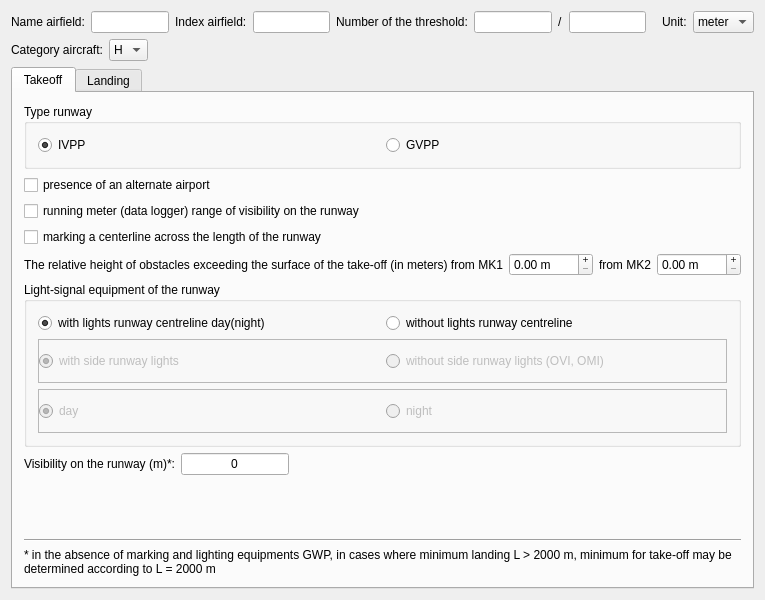
khmaksim/MinimumAirfield, file maindialog.ui: the form before one commit.
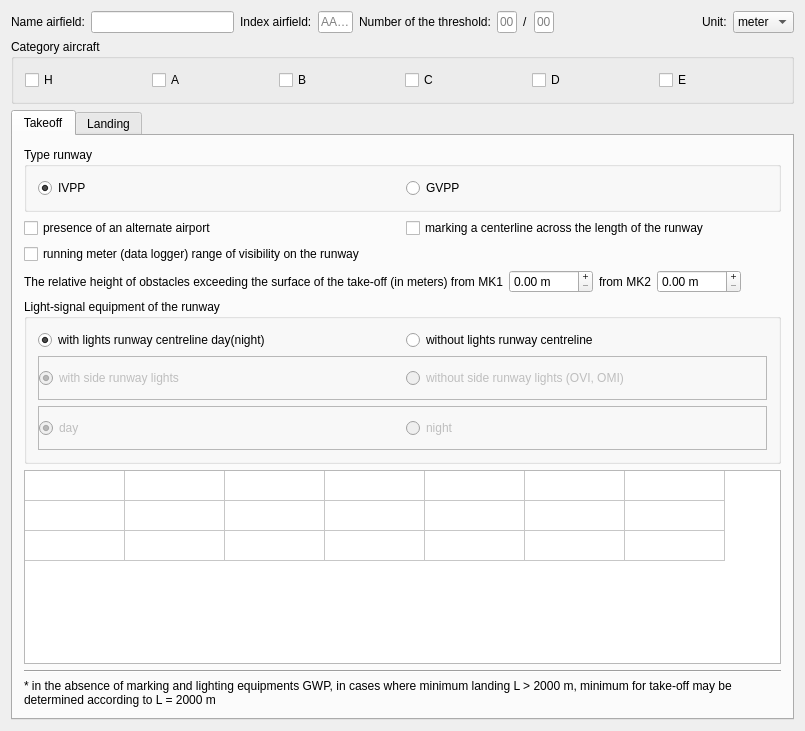
The form after the commit.

Commit message: Changed gui, replace combobox category aircraft on checkbox, add table with results. Changed func compute minimum - set result to table.

Diff of the .ui file:
```diff
--- a/maindialog.ui
+++ b/maindialog.ui
@@ -2,19 +2,11 @@
 <ui version="4.0">
  <class>MainDialog</class>
  <widget class="QDialog" name="MainDialog">
-  <property name="geometry">
-   <rect>
-    <x>0</x>
-    <y>0</y>
-    <width>703</width>
-    <height>524</height>
-   </rect>
-  </property>
   <property name="windowTitle">
    <string>Minimums</string>
   </property>
   <layout class="QGridLayout" name="gridLayout_3">
-   <item row="0" column="0">
+   <item row="0" column="0" colspan="7">
     <layout class="QHBoxLayout" name="horizontalLayout_4">
      <item>
       <widget class="QLabel" name="label_10">
@@ -34,7 +26,29 @@
       </widget>
      </item>
      <item>
-      <widget class="QLineEdit" name="indexAirfieldLineEdit"/>
+      <widget class="QLineEdit" name="indexAirfieldLineEdit">
+       <property name="sizePolicy">
+        <sizepolicy hsizetype="Fixed" vsizetype="Fixed">
+         <horstretch>0</horstretch>
+         <verstretch>0</verstretch>
+        </sizepolicy>
+       </property>
+       <property name="maximumSize">
+        <size>
+         <width>35</width>
+         <height>16777215</height>
+        </size>
+       </property>
+       <property name="inputMask">
+        <string>AAAA</string>
+       </property>
+       <property name="maxLength">
+        <number>4</number>
+       </property>
+       <property name="placeholderText">
+        <string>AAAA</string>
+       </property>
+      </widget>
      </item>
      <item>
       <widget class="QLabel" name="label_13">
@@ -44,17 +58,52 @@
       </widget>
      </item>
      <item>
-      <widget class="QLineEdit" name="numberThresholdOneLineEdit"/>
+      <widget class="QLineEdit" name="numberThreshold1LineEdit">
+       <property name="sizePolicy">
+        <sizepolicy hsizetype="Fixed" vsizetype="Fixed">
+         <horstretch>0</horstretch>
+         <verstretch>0</verstretch>
+        </sizepolicy>
+       </property>
+       <property name="maximumSize">
+        <size>
+         <width>20</width>
+         <height>16777215</height>
+        </size>
+       </property>
+       <property name="placeholderText">
+        <string>00</string>
+       </property>
+      </widget>
      </item>
      <item>
-      <widget class="QLabel" name="label_14">
+      <widget class="QLabel" name="label_4">
        <property name="text">
         <string>/</string>
        </property>
       </widget>
      </item>
      <item>
-      <widget class="QLineEdit" name="numberThresholdSecondLineEdit"/>
+      <widget class="QLineEdit" name="numberThreshold2LineEdit">
+       <property name="sizePolicy">
+        <sizepolicy hsizetype="Fixed" vsizetype="Fixed">
+         <horstretch>0</horstretch>
+         <verstretch>0</verstretch>
+        </sizepolicy>
+       </property>
+       <property name="maximumSize">
+        <size>
+         <width>20</width>
+         <height>16777215</height>
+        </size>
+       </property>
+       <property name="text">
+        <string/>
+       </property>
+       <property name="placeholderText">
+        <string>00</string>
+       </property>
+      </widget>
      </item>
      <item>
       <spacer name="horizontalSpacer_2">
@@ -92,68 +141,7 @@
      </item>
     </layout>
    </item>
-   <item row="1" column="0">
-    <layout class="QHBoxLayout" name="horizontalLayout_5">
-     <item>
-      <widget class="QLabel" name="label_4">
-       <property name="text">
-        <string>Category aircraft:</string>
-       </property>
-       <property name="buddy">
-        <cstring>categoryAircraftComboBox</cstring>
-       </property>
-      </widget>
-     </item>
-     <item>
-      <widget class="QComboBox" name="categoryAircraftComboBox">
-       <item>
-        <property name="text">
-         <string>H</string>
-        </property>
-       </item>
-       <item>
-        <property name="text">
-         <string>A</string>
-        </property>
-       </item>
-       <item>
-        <property name="text">
-         <string>B</string>
-        </property>
-       </item>
-       <item>
-        <property name="text">
-         <string>C</string>
-        </property>
-       </item>
-       <item>
-        <property name="text">
-         <string>D</string>
-        </property>
-       </item>
-       <item>
-        <property name="text">
-         <string>E</string>
-        </property>
-       </item>
-      </widget>
-     </item>
-     <item>
-      <spacer name="horizontalSpacer_6">
-       <property name="orientation">
-        <enum>Qt::Horizontal</enum>
-       </property>
-       <property name="sizeHint" stdset="0">
-        <size>
-         <width>40</width>
-         <height>20</height>
-        </size>
-       </property>
-      </spacer>
-     </item>
-    </layout>
-   </item>
-   <item row="2" column="0">
+   <item row="2" column="0" colspan="7">
     <widget class="QTabWidget" name="tabWidget">
      <property name="currentIndex">
       <number>0</number>
@@ -163,6 +151,80 @@
        <string>Takeoff</string>
       </attribute>
       <layout class="QGridLayout" name="gridLayout_4">
+       <item row="6" column="0" colspan="2">
+        <widget class="QTableWidget" name="minimumTakeoffTableWidget">
+         <property name="editTriggers">
+          <set>QAbstractItemView::NoEditTriggers</set>
+         </property>
+         <property name="selectionMode">
+          <enum>QAbstractItemView::NoSelection</enum>
+         </property>
+         <property name="selectionBehavior">
+          <enum>QAbstractItemView::SelectRows</enum>
+         </property>
+         <property name="rowCount">
+          <number>3</number>
+         </property>
+         <property name="columnCount">
+          <number>7</number>
+         </property>
+         <attribute name="horizontalHeaderVisible">
+          <bool>false</bool>
+         </attribute>
+         <attribute name="horizontalHeaderHighlightSections">
+          <bool>true</bool>
+         </attribute>
+         <attribute name="verticalHeaderVisible">
+          <bool>false</bool>
+         </attribute>
+         <row/>
+         <row/>
+         <row/>
+         <column/>
+         <column/>
+         <column/>
+         <column/>
+         <column/>
+         <column/>
+         <column/>
+        </widget>
+       </item>
+       <item row="1" column="1">
+        <widget class="QCheckBox" name="markingCenterlineCheckBox">
+         <property name="text">
+          <string>marking a centerline across the length of the runway</string>
+         </property>
+        </widget>
+       </item>
+       <item row="0" column="0" colspan="2">
+        <widget class="QGroupBox" name="groupBox_2">
+         <property name="title">
+          <string>Type runway</string>
+         </property>
+         <layout class="QGridLayout" name="gridLayout_7">
+          <item row="0" column="0">
+           <widget class="QRadioButton" name="ivppRadioButton">
+            <property name="text">
+             <string>IVPP</string>
+            </property>
+            <property name="checked">
+             <bool>true</bool>
+            </property>
+            <property name="autoRepeat">
+             <bool>false</bool>
+            </property>
+           </widget>
+          </item>
+          <item row="0" column="1">
+           <widget class="QRadioButton" name="gvppRadioButton">
+            <property name="text">
+             <string>GVPP</string>
+            </property>
+           </widget>
+          </item>
+         </layout>
+        </widget>
+       </item>
        <item row="5" column="0" colspan="2">
         <widget class="QGroupBox" name="groupBox_6">
          <property name="title">
@@ -292,35 +354,6 @@
          </layout>
         </widget>
        </item>
-       <item row="0" column="0" colspan="2">
-        <widget class="QGroupBox" name="groupBox_2">
-         <property name="title">
-          <string>Type runway</string>
-         </property>
-         <layout class="QGridLayout" name="gridLayout_7">
-          <item row="0" column="0">
-           <widget class="QRadioButton" name="ivppRadioButton">
-            <property name="text">
-             <string>IVPP</string>
-            </property>
-            <property name="checked">
-             <bool>true</bool>
-            </property>
-            <property name="autoRepeat">
-             <bool>false</bool>
-            </property>
-           </widget>
-          </item>
-          <item row="0" column="1">
-           <widget class="QRadioButton" name="gvppRadioButton">
-            <property name="text">
-             <string>GVPP</string>
-            </property>
-           </widget>
-          </item>
-         </layout>
-        </widget>
-       </item>
        <item row="1" column="0">
         <widget class="QCheckBox" name="alternateAirportCheckBox">
          <property name="text">
@@ -328,13 +361,6 @@
          </property>
         </widget>
        </item>
-       <item row="3" column="0" colspan="2">
-        <widget class="QCheckBox" name="markingCenterlineCheckBox">
-         <property name="text">
-          <string>marking a centerline across the length of the runway</string>
-         </property>
-        </widget>
-       </item>
        <item row="4" column="0" colspan="2">
         <layout class="QHBoxLayout" name="horizontalLayout_3">
          <item>
@@ -398,52 +424,6 @@
          </item>
         </layout>
        </item>
-       <item row="6" column="0" colspan="2">
-        <layout class="QHBoxLayout" name="horizontalLayout_2">
-         <item>
-          <widget class="QLabel" name="label_9">
-           <property name="text">
-            <string>Visibility on the runway (m)*:</string>
-           </property>
-          </widget>
-         </item>
-         <item>
-          <widget class="QLineEdit" name="visibilityLineEdit">
-           <property name="sizePolicy">
-            <sizepolicy hsizetype="Minimum" vsizetype="Fixed">
-             <horstretch>0</horstretch>
-             <verstretch>0</verstretch>
-            </sizepolicy>
-           </property>
-           <property name="text">
-            <string>0</string>
-           </property>
-           <property name="alignment">
-            <set>Qt::AlignCenter</set>
-           </property>
-           <property name="placeholderText">
-            <string/>
-           </property>
-          </widget>
-         </item>
-         <item>
-          <spacer name="horizontalSpacer_5">
-           <property name="orientation">
-            <enum>Qt::Horizontal</enum>
-           </property>
-           <property name="sizeType">
-            <enum>QSizePolicy::Expanding</enum>
-           </property>
-           <property name="sizeHint" stdset="0">
-            <size>
-             <width>40</width>
-             <height>20</height>
-            </size>
-           </property>
-          </spacer>
-         </item>
-        </layout>
-       </item>
        <item row="2" column="0">
         <widget class="QCheckBox" name="dataLoggerCheckBox">
          <property name="text">
@@ -451,7 +431,14 @@
          </property>
         </widget>
        </item>
-       <item row="9" column="0" colspan="2">
+       <item row="7" column="0" colspan="2">
+        <widget class="Line" name="line">
+         <property name="orientation">
+          <enum>Qt::Horizontal</enum>
+         </property>
+        </widget>
+       </item>
+       <item row="8" column="0" colspan="2">
         <widget class="QLabel" name="label_11">
          <property name="text">
           <string>* in the absence of marking and lighting equipments GWP, in cases where minimum landing L &gt; 2000 m, minimum for take-off may be determined according to L = 2000 m</string>
@@ -464,26 +451,6 @@
          </property>
         </widget>
        </item>
-       <item row="7" column="0">
-        <spacer name="verticalSpacer_4">
-         <property name="orientation">
-          <enum>Qt::Vertical</enum>
-         </property>
-         <property name="sizeHint" stdset="0">
-          <size>
-           <width>20</width>
-           <height>40</height>
-          </size>
-         </property>
-        </spacer>
-       </item>
-       <item row="8" column="0" colspan="2">
-        <widget class="Line" name="line">
-         <property name="orientation">
-          <enum>Qt::Horizontal</enum>
-         </property>
-        </widget>
-       </item>
       </layout>
      </widget>
      <widget class="QWidget" name="landing">
@@ -808,6 +775,57 @@
      </widget>
     </widget>
    </item>
+   <item row="1" column="0" colspan="7">
+    <widget class="QGroupBox" name="categoryAircraftGroupBox">
+     <property name="title">
+      <string>Category aircraft</string>
+     </property>
+     <layout class="QHBoxLayout" name="horizontalLayout_6">
+      <item>
+       <widget class="QCheckBox" name="checkBox_7">
+        <property name="text">
+         <string>H</string>
+        </property>
+       </widget>
+      </item>
+      <item>
+       <widget class="QCheckBox" name="checkBox">
+        <property name="text">
+         <string>A</string>
+        </property>
+       </widget>
+      </item>
+      <item>
+       <widget class="QCheckBox" name="checkBox_8">
+        <property name="text">
+         <string>B</string>
+        </property>
+       </widget>
+      </item>
+      <item>
+       <widget class="QCheckBox" name="checkBox_9">
+        <property name="text">
+         <string>C</string>
+        </property>
+       </widget>
+      </item>
+      <item>
+       <widget class="QCheckBox" name="checkBox_10">
+        <property name="text">
+         <string>D</string>
+        </property>
+       </widget>
+      </item>
+      <item>
+       <widget class="QCheckBox" name="checkBox_11">
+        <property name="text">
+         <string>E</string>
+        </property>
+       </widget>
+      </item>
+     </layout>
+    </widget>
+   </item>
   </layout>
  </widget>
  <layoutdefault spacing="6" margin="11"/>
```
Left out of the diff: 4 changed lines with no effect on the pictures. The commit also changes 4 other files.
